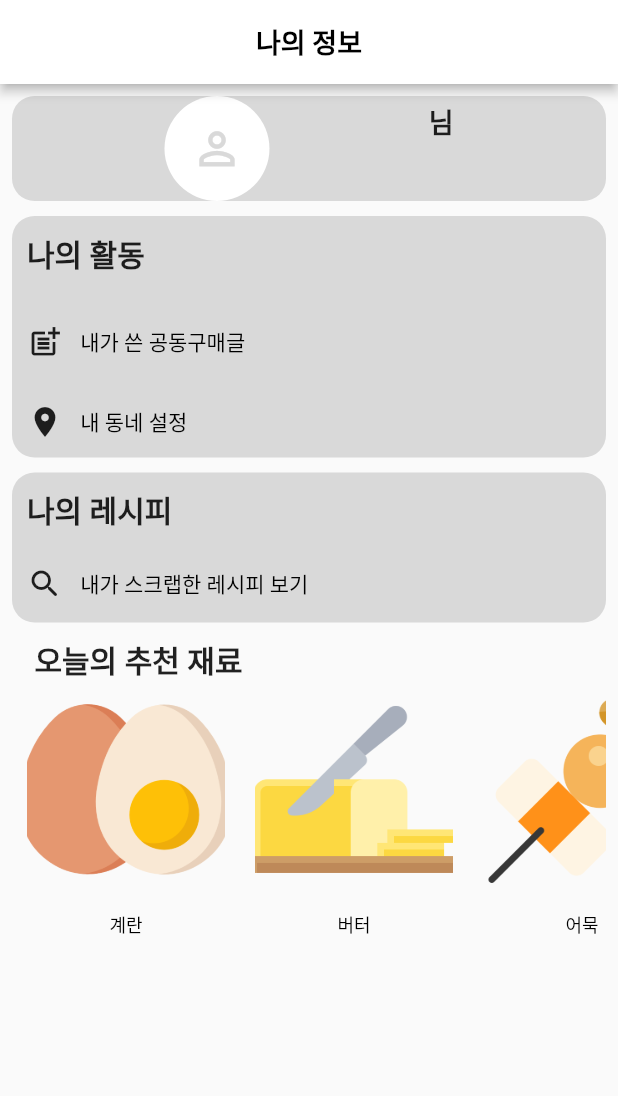
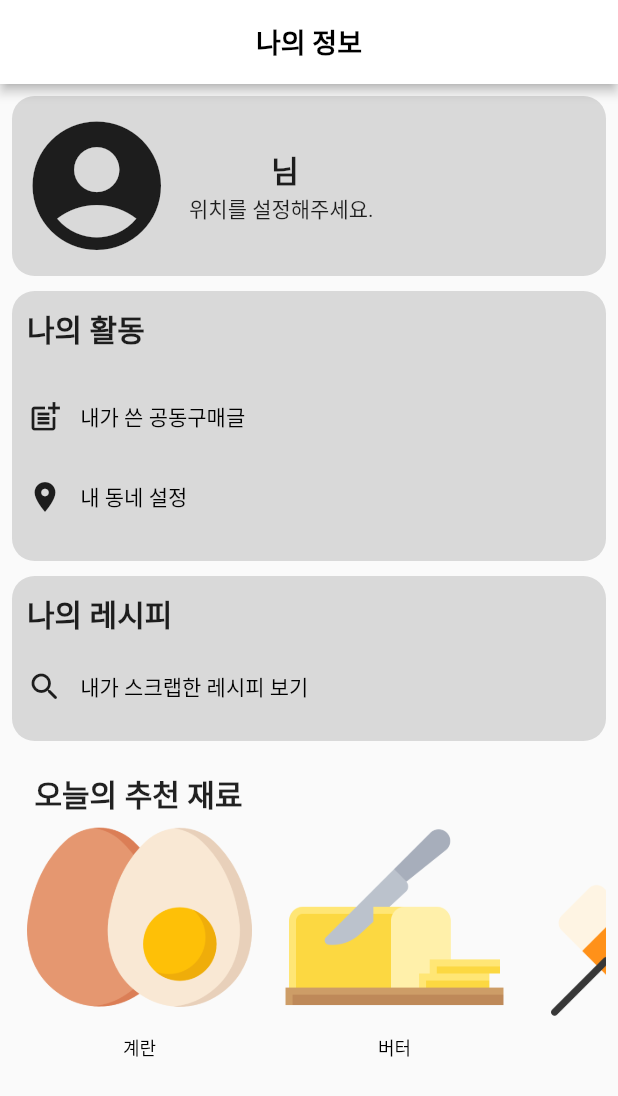
Before and after one commit to 2022EvenBetter/HomeAloneRecipe, a Flutter app: the UserPage screen opened directly, on a phone screen of 412 x 824 dp. Shown: the top 1096 px of the screen. Run offline on Flutter 3.47's test engine with Material 2 defaults, Android fonts, the phone set to English and light mode, and no system bars; our stand-ins replace cached_network_image, cloud_firestore, dropdown_button2, firebase_auth, firebase_core, firebase_database and 5 more; missing offline and left inert: bottom_drawer, dart:ffi, xml2json; accounts and stored records are empty.

Commit message:
fix: UI&deleteMushroom

```diff
--- a/lib/models/findIngredientByString.dart
+++ b/lib/models/findIngredientByString.dart
@@ -391,7 +391,7 @@ List<String> findIngredient(String s){
   for(int j=2;j<longestIngredientName;j++){
     for(int i=0;i<s.length-j;i++){
       if(s.substring(i,i+j) == '人H송이'){
-        result.add(ingredientName['새송이']!);
+        result.add(ingredientName['양송이']!);
       }
       if(ingredientName[s.substring(i,i+j)] != null ) {
         // print(ingredientName[s.substring(i, i + j)]);
--- a/lib/screen/ocr.dart
+++ b/lib/screen/ocr.dart
@@ -515,7 +515,7 @@ class _ocr extends State<ocr> {
                               onPressed: () {
                                 Navigator.pop(context);
                               },
-                              icon: const Icon(Icons.close),
+                              icon: const Icon(Icons.check),
                               label: const Text('확인'),
                               style: ElevatedButton.styleFrom(
                                 primary: Color(0xff686EFF),
--- a/lib/screen/userPage.dart
+++ b/lib/screen/userPage.dart
@@ -35,8 +35,10 @@ class _UserPage extends State<UserPage> {
     ),
   ];
   late UserProvider _userProvider;
+
   @override
   Widget build(BuildContext context) {
+    final imageSize = MediaQuery.of(context).size.width / 4;
     _userProvider = Provider.of<UserProvider>(context);
     String str = _userProvider.locations.toString();
     str = str.substring(1, str.length - 1);
@@ -60,7 +62,7 @@ class _UserPage extends State<UserPage> {
 
 
                   Container(
-                    // height: 120,
+                    height: 120,
                     // width: 500,
                     // alignment: Alignment.center,
                     decoration: BoxDecoration(
@@ -68,26 +70,40 @@ class _UserPage extends State<UserPage> {
                       borderRadius: BorderRadius.circular(15),
                     ),
                     child: Row(
-                      mainAxisAlignment: MainAxisAlignment.spaceEvenly,
+                      // mainAxisAlignment: MainAxisAlignment.spaceEvenly,
                       children: [
                         // Padding(padding: EdgeInsets.only(left: 10,)),
-                        CircleAvatar(
-                          radius: 35,
-                          backgroundColor: Colors.white,
-                          child: Icon(
-                            Icons.person_outline,
-                            size: 35,
-                            color: Palette.grey,
+                        // CircleAvatar(
+                        //   radius: 35,
+                        //   backgroundColor: Colors.white,
+                        //   child: Icon(
+                        //     Icons.person_outline,
+                        //     size: 35,
+                        //     color: Palette.grey,
+                        //   ),
+                        // ),
+                        SizedBox(
+                          width: 5,
+                        ),
+                        Container(
+                          child: Center(
+                            child: Icon(
+                              Icons.account_circle,
+                              size: imageSize,
+                            ),
                           ),
+                        ),
+                        SizedBox(
+                          width: 10,
                         ),
                         Column(
                           mainAxisAlignment: MainAxisAlignment.center,
                           children: [
                             Text(_userProvider.nickname + ' 님',
                                 style: TextStyle(
-                                    fontWeight: FontWeight.bold, fontSize: 18)),
-                            Text(str),
-                            SizedBox(height: 20),
+                                    fontWeight: FontWeight.bold, fontSize: 20)),
+                            (str=='') ? Text('위치를 설정해주세요.') : Text(str),
+
                           ],
                         )
                       ],
@@ -115,6 +131,7 @@ class _UserPage extends State<UserPage> {
           ),
         ),
               Container(
+                height : 180,
                 // alignment: Alignment.center,
                 decoration: BoxDecoration(
                   color: Palette.grey,
@@ -178,6 +195,7 @@ class _UserPage extends State<UserPage> {
               ),
         Padding(
           padding: const EdgeInsets.only(bottom: 5, top: 5),
+
           child: Container(
             decoration: BoxDecoration(
               color: Colors.grey,
@@ -195,9 +213,7 @@ class _UserPage extends State<UserPage> {
         ),
           // 3번째 박스!!
            Container(
-                height: 100,
-                width: 500,
-                // alignment: Alignment.center,
+                height: 110,
                 decoration: BoxDecoration(
                   color: Palette.grey,
                   borderRadius: BorderRadius.circular(15),
@@ -237,7 +253,7 @@ class _UserPage extends State<UserPage> {
                 ),
               ),
           Padding(
-            padding: const EdgeInsets.only(top:10.0),
+            padding: const EdgeInsets.only(top:20.0),
             child: Container(
               child: Row(
                 crossAxisAlignment: CrossAxisAlignment.start,
@@ -259,7 +275,7 @@ class _UserPage extends State<UserPage> {
 
         Container(
           width: 241,
-          height: 200,
+          height: 190,
           child: ListView.builder(
               itemCount: catego.length,
               scrollDirection: Axis.horizontal,
@@ -271,8 +287,8 @@ class _UserPage extends State<UserPage> {
                       Expanded(
                         flex: 3,
                         child: Container(
-                          height:162,
-                          width: 132,
+                          height:200,
+                          width: 150,
 
                           decoration: BoxDecoration(
                             image: DecorationImage(
```
